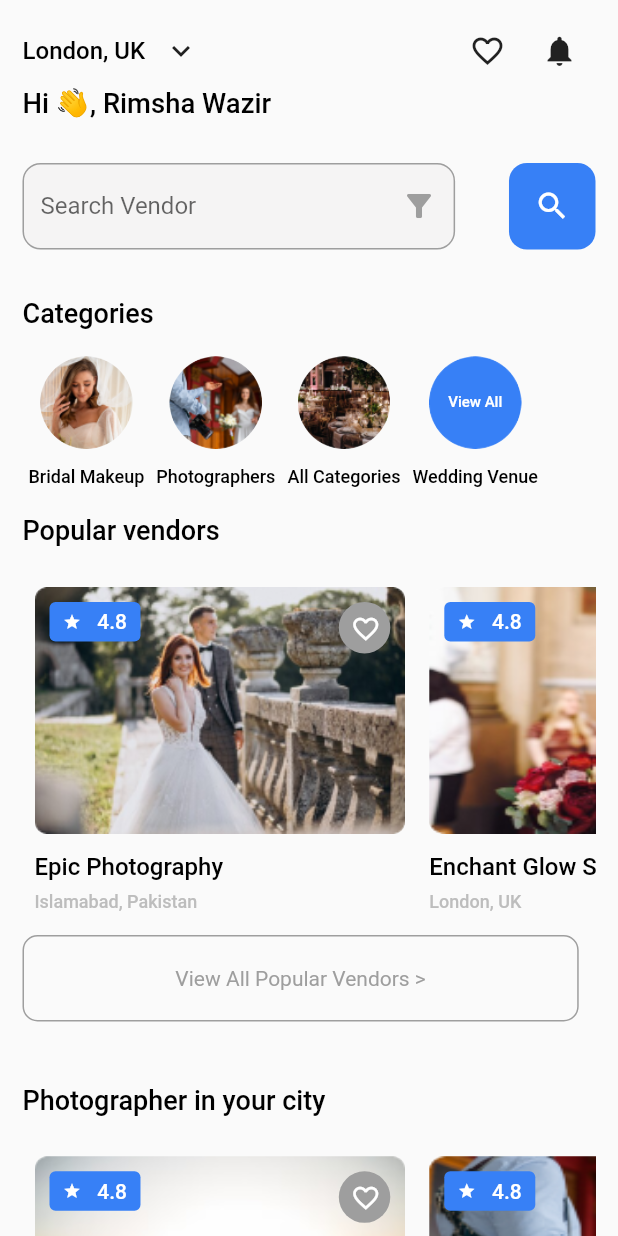
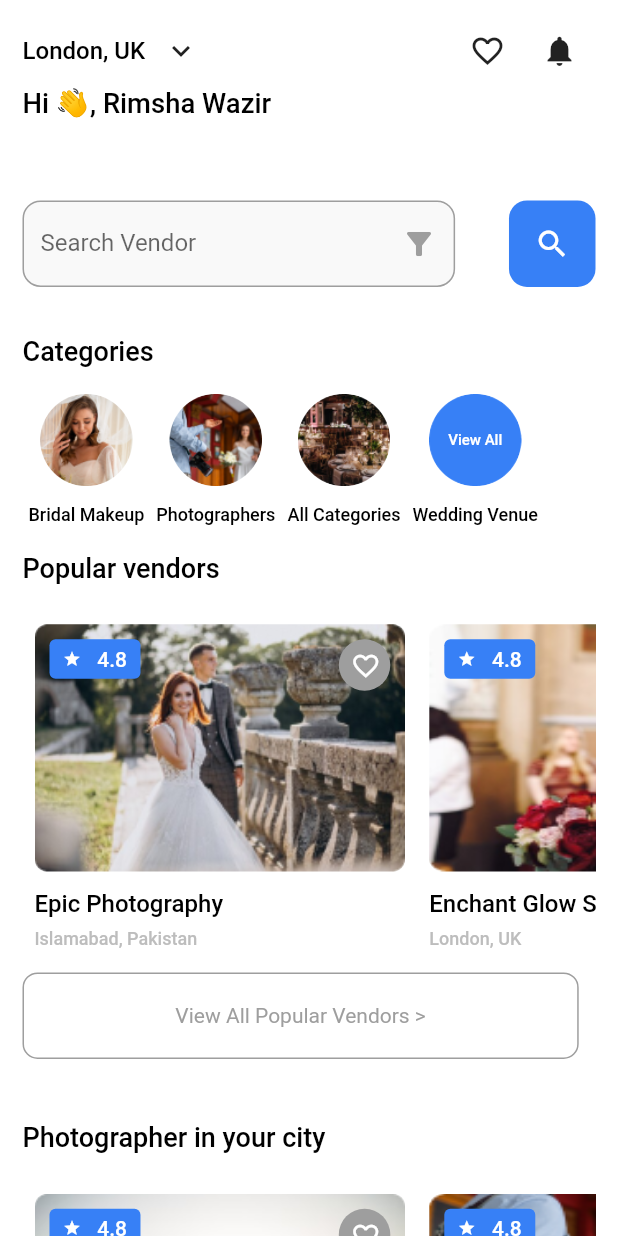
Before and after one commit to RimshaWazir/photography_app, a Flutter app: the screen it shows after launch, after a tap on "LogIn", on a phone screen of 412 x 824 dp. Run offline on Flutter 3.47's test engine with Material 2 defaults, Android fonts, the phone set to English and light mode, and no system bars; our stand-ins replace dotted_border, file_picker, flutter_rating_bar, flutter_screenutil, page_transition, smooth_page_indicator; Roboto replaces fonts that are missing (Circular Std).

Commit message:
adding the Sliver in home screen

```diff
--- a/lib/Presentation/Widgets/Home/Component/custom_appbar.dart
+++ b/lib/Presentation/Widgets/Home/Component/custom_appbar.dart
@@ -1,17 +1,23 @@
 import 'package:flutter/material.dart';
+import 'package:flutter_screenutil/flutter_screenutil.dart';
+import 'package:task_2/Data/Datasource/Extensions/extensions.dart';
 import 'package:task_2/Data/Datasource/Resources/color.dart';
+import 'package:task_2/Data/Datasource/Resources/strings.dart';
 import 'package:task_2/Data/Datasource/Resources/styles.dart';
 
-import '../../../../Data/Datasource/Resources/strings.dart';
-
-class CutomApbar extends StatelessWidget {
-  const CutomApbar({
+class CustomAppBar extends StatelessWidget {
+  const CustomAppBar({
     super.key,
   });
 
   @override
   Widget build(BuildContext context) {
-    return Row(children: [
+    return SizedBox(
+      height: 0.1.sh,
+      child: Column(
+        crossAxisAlignment: CrossAxisAlignment.start,
+        children: [
+          Row(children: [
             Text(
               AppStrings.londonUk,
               style: Styles.circularStd(context,
@@ -22,12 +28,20 @@ class CutomApbar extends StatelessWidget {
                 onPressed: () {},
                 icon: const Icon(Icons.keyboard_arrow_down_outlined)),
             const Spacer(),
-      IconButton(onPressed: () {}, icon: const Icon(Icons.favorite_outline)),
+            IconButton(
+                onPressed: () {}, icon: const Icon(Icons.favorite_outline)),
             IconButton(
                 onPressed: () {},
                 icon: const Icon(
                   Icons.notifications,
                 ))
-    ]);
+          ]),
+          Text(AppStrings.hi,
+              style: Styles.circularStd(
+                context,
+              )),
+        ],
+      ),
+    );
   }
 }
--- a/lib/Presentation/Widgets/Home/home_screen.dart
+++ b/lib/Presentation/Widgets/Home/home_screen.dart
@@ -51,9 +51,20 @@ class HomeScreen extends StatelessWidget {
 
   @override
   Widget build(BuildContext context) {
-    return Scaffold(
-        body: SafeArea(
-            child: SingleChildScrollView(
+    return SafeArea(
+      child: Scaffold(
+          backgroundColor: AppColors.whiteColor,
+          body: CustomScrollView(
+              physics: const BouncingScrollPhysics(),
+              slivers: [
+                SliverPersistentHeader(
+                  pinned: true,
+                  floating: true,
+                  delegate: CustomAppBarDelegate(),
+                ),
+                SliverList(
+                  delegate: SliverChildListDelegate([
+                    SingleChildScrollView(
                         physics: const BouncingScrollPhysics(),
                         child: Padding(
                             padding: const EdgeInsets.symmetric(
@@ -61,12 +72,6 @@ class HomeScreen extends StatelessWidget {
                             child: Column(
                                 crossAxisAlignment: CrossAxisAlignment.start,
                                 children: [
-                          const CutomApbar(),
-                          Text(AppStrings.hi,
-                              style: Styles.circularStd(
-                                context,
-                              )),
-                          24.y,
                                   Row(children: [
                                     SizedBox(
                                         width: 0.7.sw,
@@ -74,21 +79,29 @@ class HomeScreen extends StatelessWidget {
                                         child: TextField(
                                             decoration: InputDecoration(
                                                 filled: true,
-                                        fillColor: AppColors.lightBrownColor
+                                                fillColor: AppColors
+                                                    .lightBrownColor
                                                     .withOpacity(0.1),
-                                        focusedBorder: OutlineInputBorder(
+                                                focusedBorder:
+                                                    OutlineInputBorder(
                                                         borderRadius:
-                                                BorderRadius.circular(12),
+                                                            BorderRadius
+                                                                .circular(12),
                                                         borderSide: BorderSide(
-                                              color: AppColors.greyColor,
+                                                          color: AppColors
+                                                              .greyColor,
                                                         )),
-                                        enabledBorder: OutlineInputBorder(
+                                                enabledBorder:
+                                                    OutlineInputBorder(
                                                         borderRadius:
-                                                BorderRadius.circular(12),
+                                                            BorderRadius
+                                                                .circular(12),
                                                         borderSide: BorderSide(
-                                              color: AppColors.greyColor,
+                                                          color: AppColors
+                                                              .greyColor,
                                                         )),
-                                        hintText: AppStrings.searchVendor,
+                                                hintText:
+                                                    AppStrings.searchVendor,
                                                 suffixIcon: Icon(
                                                   Icons.filter_list_alt,
                                                   color: AppColors.greyColor,
@@ -96,7 +109,8 @@ class HomeScreen extends StatelessWidget {
                                     const Spacer(),
                                     Container(
                                         decoration: BoxDecoration(
-                                    borderRadius: BorderRadius.circular(12),
+                                            borderRadius:
+                                                BorderRadius.circular(12),
                                             color: AppColors.blue),
                                         height: 0.07.sh,
                                         width: 0.14.sw,
@@ -108,58 +122,72 @@ class HomeScreen extends StatelessWidget {
                                   27.y,
                                   Text(
                                     AppStrings.category,
-                            style: Styles.circularStd(context, fontSize: 18),
+                                    style: Styles.circularStd(context,
+                                        fontSize: 18),
                                   ),
                                   SizedBox(
                                       width: 1.sw,
                                       height: 0.15.sh,
                                       child: ListView.separated(
-                                  physics: const BouncingScrollPhysics(),
+                                          physics:
+                                              const BouncingScrollPhysics(),
                                           scrollDirection: Axis.horizontal,
                                           itemCount: avatarTextList.length,
                                           separatorBuilder:
-                                      (BuildContext context, int index) =>
+                                              (BuildContext context,
+                                                      int index) =>
                                                   const Divider(),
-                                  itemBuilder:
-                                      (BuildContext context, int index) {
+                                          itemBuilder: (BuildContext context,
+                                              int index) {
                                             return Padding(
-                                        padding: const EdgeInsets.symmetric(
-                                            horizontal: 4, vertical: 10),
+                                                padding:
+                                                    const EdgeInsets.symmetric(
+                                                        horizontal: 4,
+                                                        vertical: 10),
                                                 child: Column(
                                                     mainAxisAlignment:
-                                                MainAxisAlignment.center,
+                                                        MainAxisAlignment
+                                                            .center,
                                                     children: [
                                                       CircleAvatar(
                                                         backgroundColor:
                                                             Colors.transparent,
                                                         maxRadius: 27.r,
-                                                backgroundImage: AssetImage(
-                                                  avatarImageList[index],
+                                                        backgroundImage:
+                                                            AssetImage(
+                                                          avatarImageList[
+                                                              index],
                                                         ),
                                                         child: index ==
-                                                        avatarTextList.length -
+                                                                avatarTextList
+                                                                        .length -
                                                                     1
                                                             ? Center(
-                                                        child: TextButton(
+                                                                child:
+                                                                    TextButton(
                                                                   child: Text(
                                                                       AppStrings
                                                                           .veiewAll,
                                                                       style: Styles.circularStd(
                                                                           context,
-                                                                  fontSize: 10,
+                                                                          fontSize:
+                                                                              10,
                                                                           color: AppColors
                                                                               .whiteColor),
                                                                       textAlign:
                                                                           TextAlign
                                                                               .center),
-                                                          onPressed: () {},
+                                                                  onPressed:
+                                                                      () {},
                                                                 ),
                                                               )
                                                             : null,
                                                       ),
                                                       10.y,
-                                              Text(avatarTextList[index],
-                                                  style: Styles.circularStd(
+                                                      Text(
+                                                          avatarTextList[index],
+                                                          style: Styles
+                                                              .circularStd(
                                                             context,
                                                             fontSize: 12,
                                                           ))
@@ -178,12 +206,14 @@ class HomeScreen extends StatelessWidget {
                                       cardImageList: anotherCardImageList,
                                       cardSubText: cardSubText,
                                       heading: AppStrings.photograperInCity,
-                              subHeading: AppStrings.viewPopularPhotographer),
+                                      subHeading:
+                                          AppStrings.viewPopularPhotographer),
                                   70.y,
                                   const RatingWidgets(),
                                   30.y,
                                   Button(
-                            border: Border.all(color: AppColors.greyColor),
+                                    border:
+                                        Border.all(color: AppColors.greyColor),
                                     color: Colors.transparent,
                                     text: AppStrings.becomeVendor,
                                     textcolor: AppColors.greyColor,
@@ -194,6 +224,33 @@ class HomeScreen extends StatelessWidget {
                                       );
                                     },
                                   )
-                        ])))));
+                                ]))),
+                  ]),
+                ),
+              ])),
+    );
   }
 }
+
+class CustomAppBarDelegate extends SliverPersistentHeaderDelegate {
+  @override
+  Widget build(
+      BuildContext context, double shrinkOffset, bool overlapsContent) {
+    return Container(
+      color: Colors.white,
+      padding: const EdgeInsets.symmetric(horizontal: 15, vertical: 10),
+      child: const CustomAppBar(),
+    );
+  }
+
+  @override
+  double get maxExtent => 0.15.sh; // Set the maximum height of the app bar
+
+  @override
+  double get minExtent => 0.15.sh; // Set the minimum height of the app bar
+
+  @override
+  bool shouldRebuild(covariant SliverPersistentHeaderDelegate oldDelegate) {
+    return false;
+  }
+}
```
Lines whose indentation alone changed are shown as unchanged.
